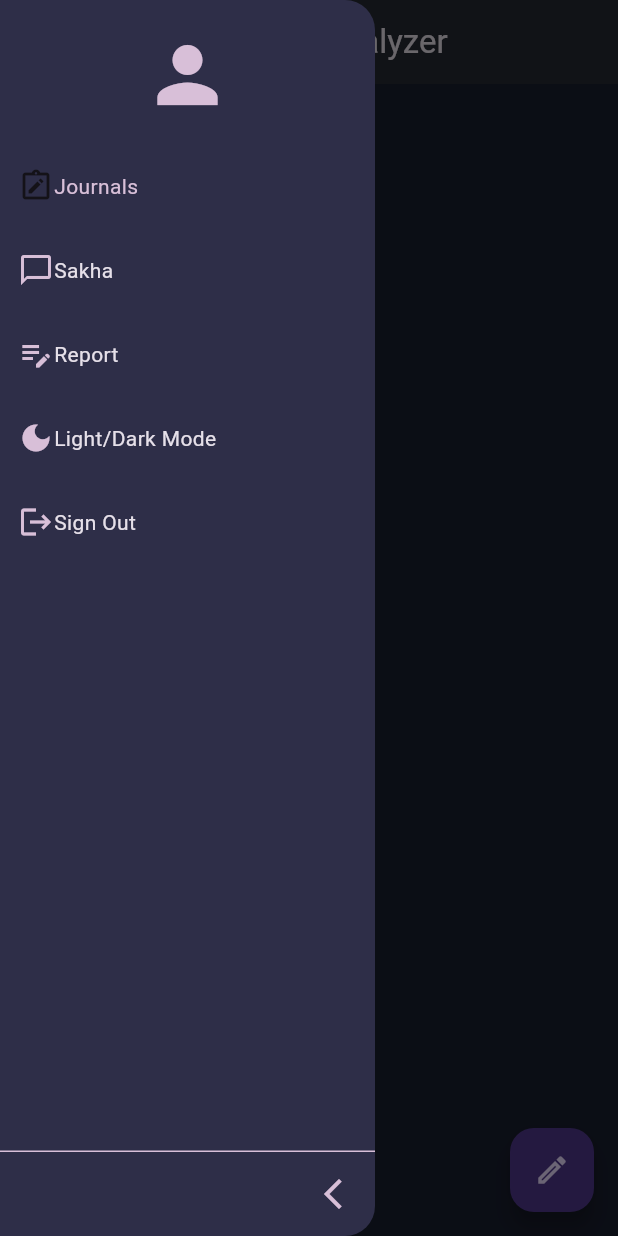
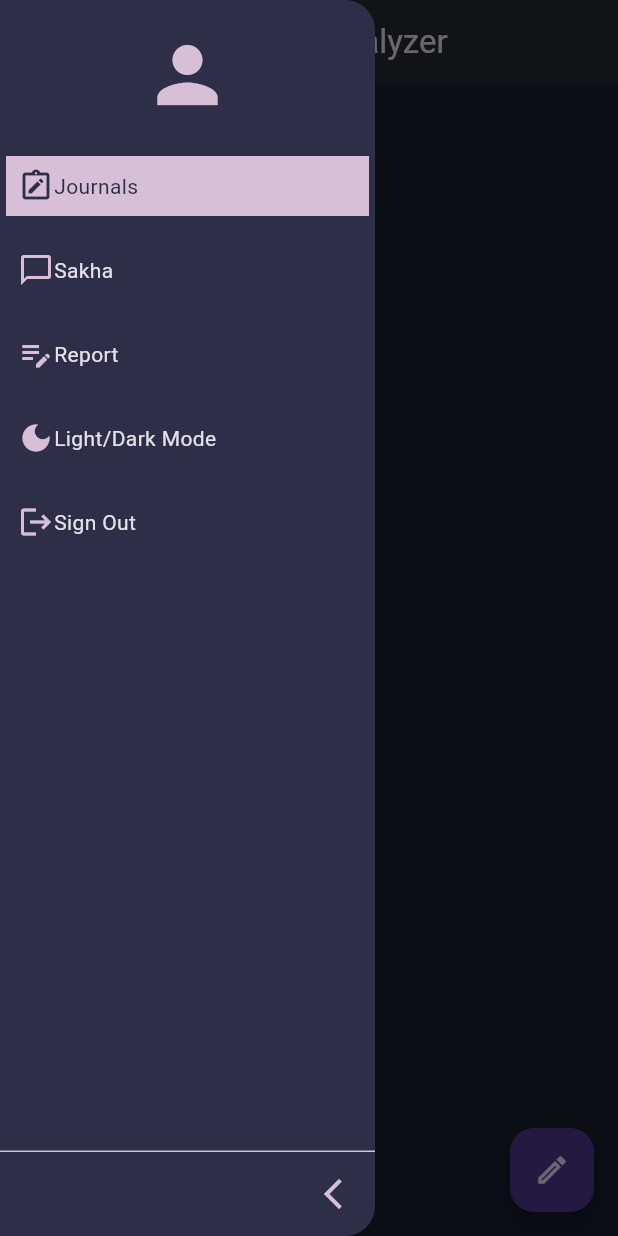
Before and after one commit to Pragya1904/major_project, a Flutter app: the MyHomePage screen opened directly, with the side drawer open, on a phone screen of 412 x 824 dp. Run offline on Flutter 3.47's test engine with Material 3 defaults, Android fonts, the phone set to English and light mode, and no system bars; drawn by our look-alikes of sidebarx; our stand-ins replace appwrite, fl_chart, google_generative_ai, table_calendar; statements that could not run were skipped.

Commit message:
default text for null response added

```diff
--- a/lib/chatbot/presentation/pages/chat_page.dart
+++ b/lib/core/presentation/pages/chat_page.dart
@@ -115,8 +115,8 @@ class _ChatPageState extends State<ChatPage> {
 
     final userName=Provider.of<AuthAPI>(context, listen: false).getUsername()?? "";
 
-     final model= GenerativeModel(model: 'gemini-pro', apiKey: apiKey,generationConfig: GenerationConfig(maxOutputTokens: 100));
-  //  final model= GenerativeModel(model: 'gemini-pro', apiKey: apiKey);
+     //final model= GenerativeModel(model: 'gemini-pro', apiKey: apiKey,generationConfig: GenerationConfig(maxOutputTokens: 100));
+   final model= GenerativeModel(model: 'gemini-pro', apiKey: apiKey);
     final chat = model.startChat(
         history: [
       Content.text('hi'),
@@ -152,6 +152,7 @@ class _ChatPageState extends State<ChatPage> {
     }
     else
     {
+      addMessage("can you repeat what you said again? Sorry I couldn't receive it correctly earlier", false);
       print(response);
     }
   }
--- a/lib/chatbot/presentation/pages/home_page.dart
+++ b/lib/core/presentation/pages/home_page.dart
@@ -1,12 +1,13 @@
 import 'package:flutter/material.dart';
-import 'package:major_project/chatbot/presentation/pages/chat_page.dart';
-import 'package:major_project/chatbot/presentation/pages/journal_list_page.dart';
-import 'package:major_project/chatbot/presentation/pages/report_page.dart';
+
+import 'package:major_project/core/presentation/pages/report_page.dart';
 import 'package:provider/provider.dart';
 import 'package:sidebarx/sidebarx.dart';
 
 import '../../../appwrite/auth_api.dart';
 import '../../../constants.dart';
+import 'chat_page.dart';
+import 'journal_list_page.dart';
 import 'login_page.dart';
 
 
@@ -138,10 +139,18 @@ class SideBarXExample extends StatelessWidget {
             color: canvasColor,
             borderRadius: BorderRadius.only(topRight: Radius.circular(20),bottomRight: Radius.circular(20))
         ),
+        hoverColor: primaryColor,
+        hoverIconTheme:  IconThemeData(
+          color: primaryColor,
+        ),
         iconTheme: IconThemeData(
           color: scaffoldBackgroundColor,
         ),
-        selectedTextStyle: const TextStyle(color: scaffoldBackgroundColor),
+        selectedTextStyle: const TextStyle(color: canvasColor),
+        selectedIconTheme: IconThemeData(
+          color: canvasColor,
+        ),
+        selectedItemDecoration: BoxDecoration(color: scaffoldBackgroundColor),
 
       ),
       extendedTheme: const SidebarXTheme(
--- a/lib/chatbot/presentation/pages/journal_list_page.dart
+++ b/lib/core/presentation/pages/journal_list_page.dart
@@ -1,12 +1,12 @@
 import 'package:flutter/material.dart';
 import 'package:intl/intl.dart';
 import 'package:major_project/appwrite/database_api.dart';
-import 'package:major_project/chatbot/presentation/pages/journal_page.dart';
-import 'package:major_project/chatbot/presentation/widgets/journal_card.dart';
 import 'package:provider/provider.dart';
 import 'package:appwrite/models.dart';
 
 import '../../../appwrite/auth_api.dart';
+import '../widgets/journal_card.dart';
+import 'journal_page.dart';
 
 
 class JournalListPage extends StatefulWidget {
--- a/lib/chatbot/presentation/widgets/journal_card.dart
+++ b/lib/core/presentation/widgets/journal_card.dart
@@ -1,5 +1,5 @@
 import 'package:flutter/material.dart';
-import 'package:major_project/chatbot/presentation/pages/journal_page.dart';
+
 
 class JournalCard extends StatelessWidget {
   final String date;
--- a/lib/chatbot/presentation/widgets/messageList.dart
+++ b/lib/core/presentation/widgets/messageList.dart
@@ -29,6 +29,7 @@ class _MessagesState extends State<Messages> {
     final scrollController = scrollControllerProvider.scrollController;
 
     return ListView.separated(
+      shrinkWrap: true,
       controller: scrollController,
       itemBuilder:(context,index){
         return Container(
@@ -40,7 +41,7 @@ class _MessagesState extends State<Messages> {
                 Column(
                   crossAxisAlignment: widget.messages![index].data['isUser'] ? CrossAxisAlignment.end : CrossAxisAlignment.start,
                   children: [
-                    Text(widget.messages![index].data['isUser']?"You" : "Sakha"),
+                    Text(widget.messages![index].data['isUser']?"You" : "Sakha",style: TextStyle(color: canvasColor,fontSize: 12)),
                     Container(
                         constraints: BoxConstraints(maxWidth: width*0.37),
                         padding: EdgeInsets.symmetric(
```
Also changed, not shown: lib/main.dart (+3 -4 lines), lib/core/data/models/messageModel.dart (renamed from lib/chatbot/data/models/messageModel.dart), lib/core/presentation/pages/journal_page.dart (renamed from lib/chatbot/presentation/pages/journal_page.dart), lib/core/presentation/pages/login_page.dart (renamed from lib/chatbot/presentation/pages/login_page.dart), lib/core/presentation/pages/report_generation.dart (renamed from lib/chatbot/presentation/pages/report_generation.dart), lib/core/presentation/pages/report_page.dart (renamed from lib/chatbot/presentation/pages/report_page.dart), lib/core/presentation/pages/signup_page.dart (renamed from lib/chatbot/presentation/pages/signup_page.dart).
